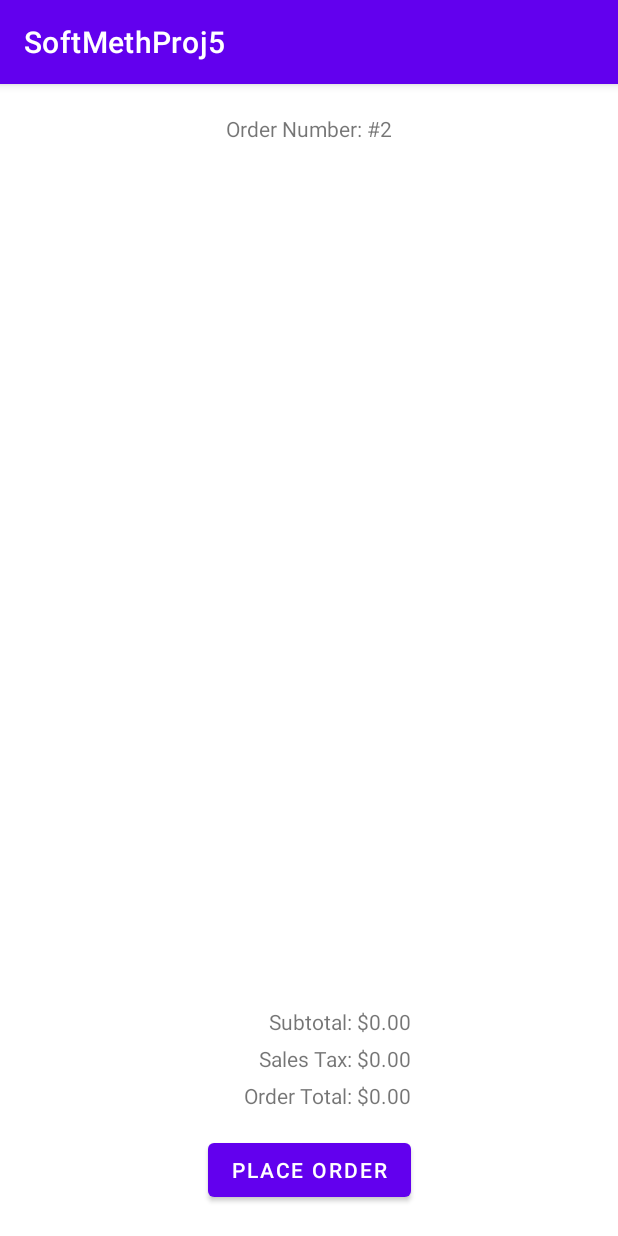
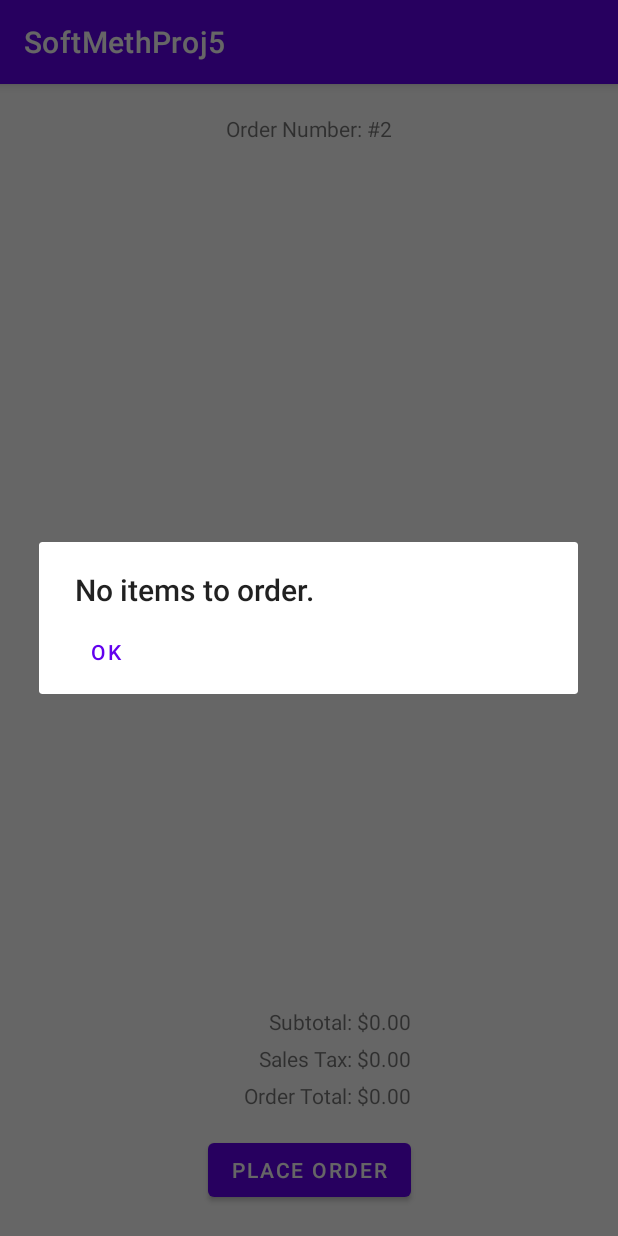
Before and after one commit to VikrantPulipati/SoftMethProj5, an Android app: the fragment YourOrderFragment placed in its activity, after a tap on "PLACE ORDER", on a phone screen of 412 x 824 dp. Run offline under Robolectric (Android 15) with nearby library versions, the phone set to English and light mode, and no system bars; our stand-ins replace data binding.

Commit message:
replaced toast on your order screen with alert dialog

```diff
--- a/app/src/main/java/com/example/softmethproj5/ui/yourOrder/YourOrderFragment.java
+++ b/app/src/main/java/com/example/softmethproj5/ui/yourOrder/YourOrderFragment.java
@@ -1,5 +1,6 @@
 package com.example.softmethproj5.ui.yourOrder;
 
+import android.app.AlertDialog;
 import android.os.Bundle;
 
 import androidx.annotation.NonNull;
@@ -65,7 +66,10 @@ public class YourOrderFragment extends Fragment {
 
         binding.btPlaceOrder.setOnClickListener(view1 -> {
             if (Objects.requireNonNull(viewModel.getCurrentOrder().getValue()).getItems().isEmpty()) {
-                Toast.makeText(requireContext(), "No items to order.", Toast.LENGTH_SHORT).show();
+                new AlertDialog.Builder(requireContext())
+                        .setTitle("No items to order.")
+                        .setNeutralButton(android.R.string.ok, (dialog, id) -> dialog.dismiss())
+                        .show();
                 return;
             }
             viewModel.placeOrder();
```
